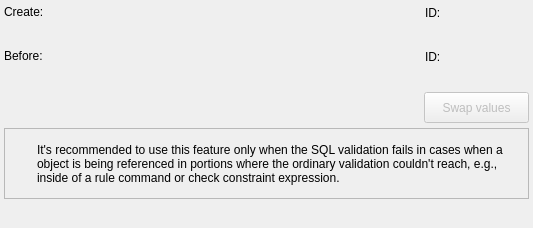
This is libpgmodeler_ui/ui/swapobjectsidswidget.ui in pgmodeler/pgmodeler as Qt 5 draws it before an edit. The edited form follows.
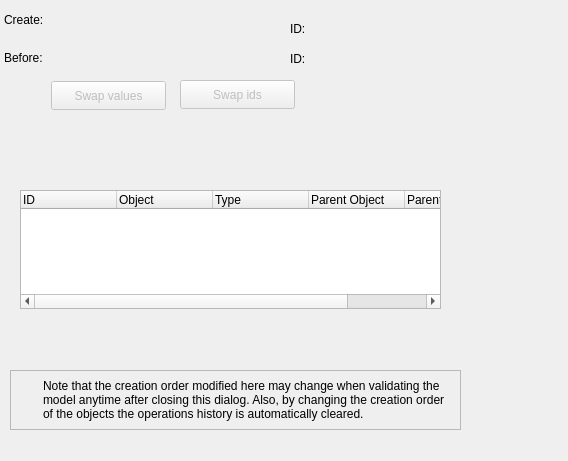
This is the edited form. Icons and pictures are not drawn.

Commit message:
Removed the SwapObjectsIdsWidget usage from ModelValidationWidget and included it in ModelWidget
Minor fix in lambdas slots usages

Diff of the .ui file:
```diff
--- a/libpgmodeler_ui/ui/swapobjectsidswidget.ui
+++ b/libpgmodeler_ui/ui/swapobjectsidswidget.ui
@@ -6,8 +6,8 @@
    <rect>
     <x>0</x>
     <y>0</y>
-    <width>533</width>
-    <height>228</height>
+    <width>568</width>
+    <height>461</height>
    </rect>
   </property>
   <property name="minimumSize">
@@ -23,13 +23,13 @@
    <property name="geometry">
     <rect>
      <x>4</x>
-     <y>4</y>
-     <width>38</width>
-     <height>16</height>
+     <y>11</y>
+     <width>44</width>
+     <height>18</height>
     </rect>
    </property>
    <property name="sizePolicy">
-    <sizepolicy hsizetype="Fixed" vsizetype="Preferred">
+    <sizepolicy hsizetype="Fixed" vsizetype="Fixed">
      <horstretch>0</horstretch>
      <verstretch>0</verstretch>
     </sizepolicy>
@@ -41,10 +41,10 @@
   <widget class="QLabel" name="src_id_lbl">
    <property name="geometry">
     <rect>
-     <x>425</x>
-     <y>5</y>
-     <width>16</width>
-     <height>16</height>
+     <x>290</x>
+     <y>20</y>
+     <width>18</width>
+     <height>18</height>
     </rect>
    </property>
    <property name="sizePolicy">
@@ -66,12 +66,18 @@
   <widget class="QLabel" name="src_ico_lbl">
    <property name="geometry">
     <rect>
-     <x>446</x>
-     <y>5</y>
+     <x>410</x>
+     <y>12</y>
      <width>32</width>
      <height>32</height>
     </rect>
    </property>
+   <property name="sizePolicy">
+    <sizepolicy hsizetype="Fixed" vsizetype="Fixed">
+     <horstretch>0</horstretch>
+     <verstretch>0</verstretch>
+    </sizepolicy>
+   </property>
    <property name="minimumSize">
     <size>
      <width>32</width>
@@ -92,13 +98,13 @@
    <property name="geometry">
     <rect>
      <x>4</x>
-     <y>48</y>
-     <width>38</width>
-     <height>16</height>
+     <y>49</y>
+     <width>45</width>
+     <height>18</height>
     </rect>
    </property>
    <property name="sizePolicy">
-    <sizepolicy hsizetype="Fixed" vsizetype="Preferred">
+    <sizepolicy hsizetype="Fixed" vsizetype="Fixed">
      <horstretch>0</horstretch>
      <verstretch>0</verstretch>
     </sizepolicy>
@@ -110,10 +116,10 @@
   <widget class="QLabel" name="dst_id_lbl">
    <property name="geometry">
     <rect>
-     <x>425</x>
-     <y>49</y>
-     <width>16</width>
-     <height>16</height>
+     <x>290</x>
+     <y>50</y>
+     <width>18</width>
+     <height>18</height>
     </rect>
    </property>
    <property name="sizePolicy">
@@ -135,12 +141,18 @@
   <widget class="QLabel" name="dst_ico_lbl">
    <property name="geometry">
     <rect>
-     <x>446</x>
-     <y>49</y>
+     <x>410</x>
+     <y>50</y>
      <width>32</width>
      <height>32</height>
     </rect>
    </property>
+   <property name="sizePolicy">
+    <sizepolicy hsizetype="Fixed" vsizetype="Fixed">
+     <horstretch>0</horstretch>
+     <verstretch>0</verstretch>
+    </sizepolicy>
+   </property>
    <property name="minimumSize">
     <size>
      <width>32</width>
@@ -160,10 +172,10 @@
   <widget class="QFrame" name="alert_frm">
    <property name="geometry">
     <rect>
-     <x>4</x>
-     <y>128</y>
-     <width>525</width>
-     <height>71</height>
+     <x>10</x>
+     <y>370</y>
+     <width>451</width>
+     <height>60</height>
     </rect>
    </property>
    <property name="sizePolicy">
@@ -221,7 +233,7 @@
        </font>
       </property>
       <property name="text">
-       <string>It's recommended to use this feature only when the SQL validation fails in cases when a object is being referenced in portions where the ordinary validation couldn't reach, e.g., inside of a rule command or check constraint expression.</string>
+       <string>Note that the creation order modified here may change when validating the model anytime after closing this dialog. Also, by changing the creation order of the objects the operations history is automatically cleared.</string>
       </property>
       <property name="wordWrap">
        <bool>true</bool>
@@ -264,14 +276,14 @@
    </property>
    <property name="geometry">
     <rect>
-     <x>424</x>
-     <y>92</y>
-     <width>105</width>
-     <height>31</height>
+     <x>51</x>
+     <y>81</y>
+     <width>115</width>
+     <height>29</height>
     </rect>
    </property>
    <property name="sizePolicy">
-    <sizepolicy hsizetype="Preferred" vsizetype="Fixed">
+    <sizepolicy hsizetype="Fixed" vsizetype="Fixed">
      <horstretch>0</horstretch>
      <verstretch>0</verstretch>
     </sizepolicy>
@@ -299,6 +311,59 @@
    </property>
    <property name="icon">
     <iconset resource="../res/resources.qrc">
+     <normaloff>:/icones/icones/atualizar.png</normaloff>:/icones/icones/atualizar.png</iconset>
+   </property>
+   <property name="iconSize">
+    <size>
+     <width>22</width>
+     <height>22</height>
+    </size>
+   </property>
+   <property name="toolButtonStyle">
+    <enum>Qt::ToolButtonTextBesideIcon</enum>
+   </property>
+  </widget>
+  <widget class="QToolButton" name="swap_ids_tb">
+   <property name="enabled">
+    <bool>false</bool>
+   </property>
+   <property name="geometry">
+    <rect>
+     <x>180</x>
+     <y>80</y>
+     <width>115</width>
+     <height>29</height>
+    </rect>
+   </property>
+   <property name="sizePolicy">
+    <sizepolicy hsizetype="Fixed" vsizetype="Fixed">
+     <horstretch>0</horstretch>
+     <verstretch>0</verstretch>
+    </sizepolicy>
+   </property>
+   <property name="minimumSize">
+    <size>
+     <width>0</width>
+     <height>0</height>
+    </size>
+   </property>
+   <property name="maximumSize">
+    <size>
+     <width>16777215</width>
+     <height>16777215</height>
+    </size>
+   </property>
+   <property name="focusPolicy">
+    <enum>Qt::StrongFocus</enum>
+   </property>
+   <property name="toolTip">
+    <string>Swap the object ids changing their creation order</string>
+   </property>
+   <property name="text">
+    <string>Swap ids</string>
+   </property>
+   <property name="icon">
+    <iconset resource="../res/resources.qrc">
      <normaloff>:/icones/icones/swapobjs.png</normaloff>:/icones/icones/swapobjs.png</iconset>
    </property>
    <property name="iconSize">
@@ -311,6 +376,138 @@
     <enum>Qt::ToolButtonTextBesideIcon</enum>
    </property>
   </widget>
+  <widget class="QTableWidget" name="objects_tbw">
+   <property name="enabled">
+    <bool>true</bool>
+   </property>
+   <property name="geometry">
+    <rect>
+     <x>20</x>
+     <y>190</y>
+     <width>421</width>
+     <height>119</height>
+    </rect>
+   </property>
+   <property name="font">
+    <font>
+     <pointsize>9</pointsize>
+    </font>
+   </property>
+   <property name="editTriggers">
+    <set>QAbstractItemView::NoEditTriggers</set>
+   </property>
+   <property name="alternatingRowColors">
+    <bool>true</bool>
+   </property>
+   <property name="selectionMode">
+    <enum>QAbstractItemView::SingleSelection</enum>
+   </property>
+   <property name="selectionBehavior">
+    <enum>QAbstractItemView::SelectRows</enum>
+   </property>
+   <property name="gridStyle">
+    <enum>Qt::SolidLine</enum>
+   </property>
+   <property name="sortingEnabled">
+    <bool>true</bool>
+   </property>
+   <attribute name="horizontalHeaderCascadingSectionResizes">
+    <bool>true</bool>
+   </attribute>
+   <attribute name="horizontalHeaderDefaultSectionSize">
+    <number>96</number>
+   </attribute>
+   <attribute name="horizontalHeaderMinimumSectionSize">
+    <number>30</number>
+   </attribute>
+   <attribute name="horizontalHeaderShowSortIndicator" stdset="0">
+    <bool>true</bool>
+   </attribute>
+   <attribute name="horizontalHeaderStretchLastSection">
+    <bool>true</bool>
+   </attribute>
+   <attribute name="verticalHeaderVisible">
+    <bool>false</bool>
+   </attribute>
+   <attribute name="verticalHeaderCascadingSectionResizes">
+    <bool>false</bool>
+   </attribute>
+   <attribute name="verticalHeaderDefaultSectionSize">
+    <number>25</number>
+   </attribute>
+   <attribute name="verticalHeaderHighlightSections">
+    <bool>false</bool>
+   </attribute>
+   <attribute name="verticalHeaderMinimumSectionSize">
+    <number>25</number>
+   </attribute>
+   <attribute name="verticalHeaderShowSortIndicator" stdset="0">
+    <bool>false</bool>
+   </attribute>
+   <attribute name="verticalHeaderStretchLastSection">
+    <bool>false</bool>
+   </attribute>
+   <column>
+    <property name="text">
+     <string>ID</string>
+    </property>
+    <property name="textAlignment">
+     <set>AlignLeading|AlignVCenter</set>
+    </property>
+    <property name="icon">
+     <iconset resource="../res/resources.qrc">
+      <normaloff>:/icones/icones/uid.png</normaloff>:/icones/icones/uid.png</iconset>
+    </property>
+   </column>
+   <column>
+    <property name="text">
+     <string>Object</string>
+    </property>
+    <property name="textAlignment">
+     <set>AlignLeading|AlignVCenter</set>
+    </property>
+    <property name="icon">
+     <iconset resource="../res/resources.qrc">
+      <normaloff>:/icones/icones/table.png</normaloff>:/icones/icones/table.png</iconset>
+    </property>
+   </column>
+   <column>
+    <property name="text">
+     <string>Type</string>
+    </property>
+    <property name="textAlignment">
+     <set>AlignLeading|AlignVCenter</set>
+    </property>
+    <property name="icon">
+     <iconset resource="../res/resources.qrc">
+      <normaloff>:/icones/icones/usertype.png</normaloff>:/icones/icones/usertype.png</iconset>
+    </property>
+   </column>
+   <column>
+    <property name="text">
+     <string>Parent Object</string>
+    </property>
+    <property name="textAlignment">
+     <set>AlignLeading|AlignVCenter</set>
+    </property>
+    <property name="icon">
+     <iconset resource="../res/resources.qrc">
+      <normaloff>:/icones/icones/schema.png</normaloff>:/icones/icones/schema.png</iconset>
+    </property>
+   </column>
+   <column>
+    <property name="text">
+     <string>Parent Type</string>
+    </property>
+    <property name="textAlignment">
+     <set>AlignLeading|AlignVCenter</set>
+    </property>
+    <property name="icon">
+     <iconset resource="../res/resources.qrc">
+      <normaloff>:/icones/icones/usertype.png</normaloff>:/icones/icones/usertype.png</iconset>
+    </property>
+   </column>
+  </widget>
  </widget>
  <resources>
   <include location="../res/resources.qrc"/>
```
The commit also changes 39 other files.
